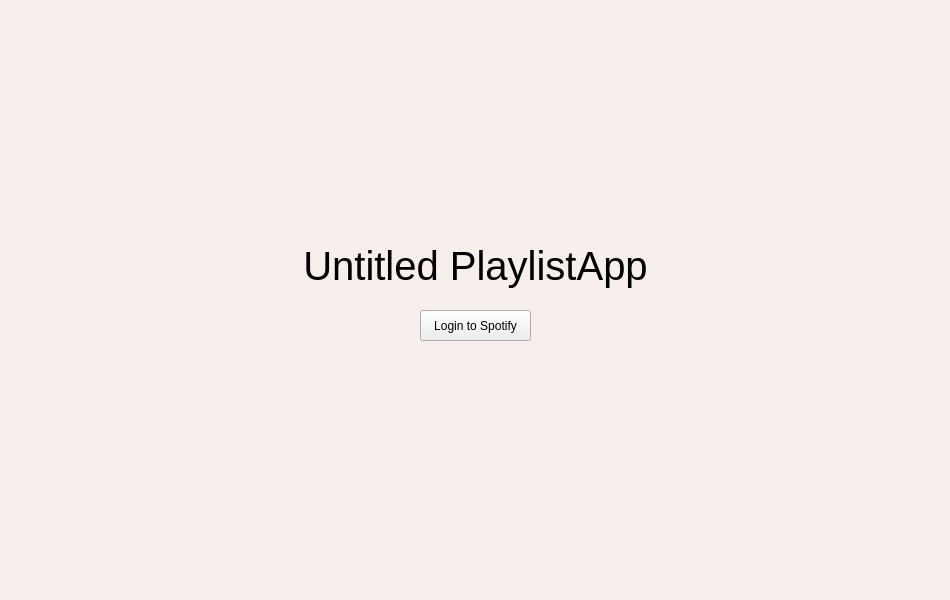
Old version of the form qt_widgets/LoginWindowV1.ui in the repository WelRow/playlistApp.
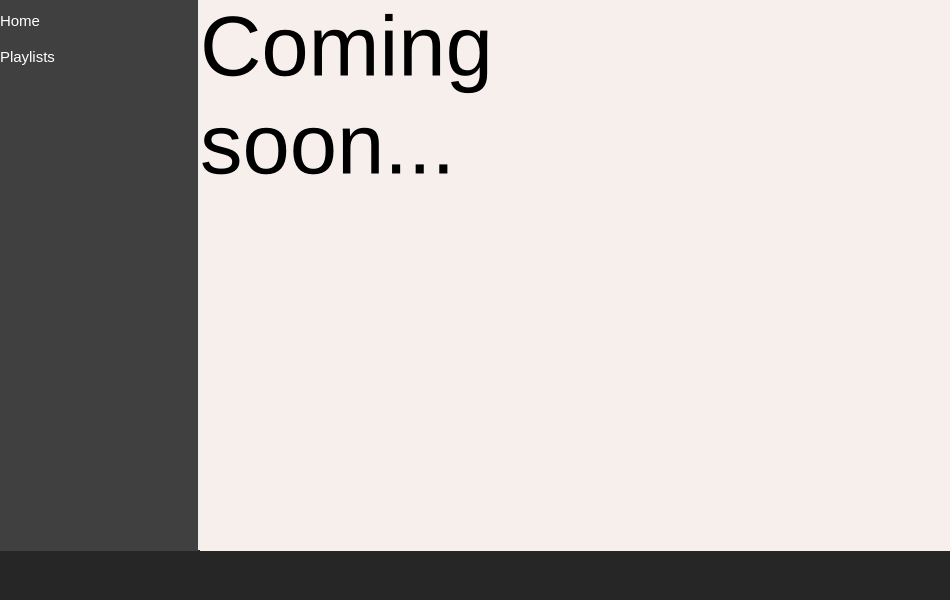
New version of the form. Icons and pictures are not drawn.

Commit message:
Added a new short base design
+ Login and user screen w/ 2 tabs (Playlist tab is in focus for now)

```diff
--- a/qt_widgets/LoginWindowV1.ui
+++ b/qt_widgets/LoginWindowV1.ui
@@ -39,7 +39,7 @@
      <string notr="true"/>
     </property>
     <property name="currentIndex">
-     <number>0</number>
+     <number>1</number>
     </property>
     <widget class="QWidget" name="page1">
      <widget class="QLabel" name="_background">
@@ -93,7 +93,180 @@
       </property>
      </widget>
     </widget>
-    <widget class="QWidget" name="page2"/>
+    <widget class="QWidget" name="pageDashboard">
+     <widget class="QLabel" name="_musicPLayerBackground">
+      <property name="geometry">
+       <rect>
+        <x>0</x>
+        <y>550</y>
+        <width>950</width>
+        <height>57</height>
+       </rect>
+      </property>
+      <property name="styleSheet">
+       <string notr="true">background-color: rgb(38, 38, 38);</string>
+      </property>
+      <property name="text">
+       <string/>
+      </property>
+     </widget>
+     <widget class="QLabel" name="_menuBackground">
+      <property name="geometry">
+       <rect>
+        <x>0</x>
+        <y>0</y>
+        <width>198</width>
+        <height>551</height>
+       </rect>
+      </property>
+      <property name="styleSheet">
+       <string notr="true">background-color: rgb(64, 64, 64);</string>
+      </property>
+      <property name="text">
+       <string/>
+      </property>
+     </widget>
+     <widget class="QStackedWidget" name="feedStackedWidget">
+      <property name="geometry">
+       <rect>
+        <x>200</x>
+        <y>0</y>
+        <width>751</width>
+        <height>551</height>
+       </rect>
+      </property>
+      <property name="font">
+       <font>
+        <family>Segoe UI</family>
+       </font>
+      </property>
+      <property name="styleSheet">
+       <string notr="true">background-color: rgb(246, 239, 235);</string>
+      </property>
+      <widget class="QWidget" name="_homePage">
+       <widget class="QLabel" name="_comingSoonLabel">
+        <property name="geometry">
+         <rect>
+          <x>0</x>
+          <y>-20</y>
+          <width>291</width>
+          <height>231</height>
+         </rect>
+        </property>
+        <property name="font">
+         <font>
+          <family>Segoe UI</family>
+          <pointsize>64</pointsize>
+         </font>
+        </property>
+        <property name="text">
+         <string>Coming
+soon...</string>
+        </property>
+        <property name="wordWrap">
+         <bool>false</bool>
+        </property>
+       </widget>
+      </widget>
+      <widget class="QWidget" name="_playlistPage">
+       <widget class="QLabel" name="_playlistLabel">
+        <property name="geometry">
+         <rect>
+          <x>0</x>
+          <y>-10</y>
+          <width>311</width>
+          <height>111</height>
+         </rect>
+        </property>
+        <property name="font">
+         <font>
+          <pointsize>64</pointsize>
+         </font>
+        </property>
+        <property name="text">
+         <string>Playlists</string>
+        </property>
+       </widget>
+      </widget>
+     </widget>
+     <widget class="QWidget" name="">
+      <property name="geometry">
+       <rect>
+        <x>0</x>
+        <y>0</y>
+        <width>102</width>
+        <height>78</height>
+       </rect>
+      </property>
+      <layout class="QVBoxLayout" name="verticalLayout">
+       <item>
+        <widget class="QPushButton" name="_homeButton">
+         <property name="font">
+          <font>
+           <pointsize>11</pointsize>
+          </font>
+         </property>
+         <property name="layoutDirection">
+          <enum>Qt::LeftToRight</enum>
+         </property>
+         <property name="styleSheet">
+          <string notr="true">text-align: left;
+border: none;
+background-color: transparent;
+background: none;
+padding: 0;
+margin: 0;
+color: white;</string>
+         </property>
+         <property name="text">
+          <string>Home</string>
+         </property>
+         <property name="icon">
+          <iconset resource="../resources/resourcefiles.qrc">
+           <normaloff>:/icons/homeicon.svg</normaloff>:/icons/homeicon.svg</iconset>
+         </property>
+         <property name="iconSize">
+          <size>
+           <width>26</width>
+           <height>26</height>
+          </size>
+         </property>
+        </widget>
+       </item>
+       <item>
+        <widget class="QPushButton" name="_playlistButton">
+         <property name="font">
+          <font>
+           <pointsize>11</pointsize>
+          </font>
+         </property>
+         <property name="styleSheet">
+          <string notr="true">text-align: left;
+border: none;
+background-color: transparent;
+background: none;
+padding: 0;
+margin: 0;
+color: white;</string>
+         </property>
+         <property name="text">
+          <string>Playlists</string>
+         </property>
+         <property name="icon">
+          <iconset resource="../resources/resourcefiles.qrc">
+           <normaloff>:/icons/playlisticon.svg</normaloff>:/icons/playlisticon.svg</iconset>
+         </property>
+         <property name="iconSize">
+          <size>
+           <width>26</width>
+           <height>26</height>
+          </size>
+         </property>
+        </widget>
+       </item>
+      </layout>
+     </widget>
+    </widget>
    </widget>
   </widget>
  </widget>
```
Left out of the diff: 8 changed lines with no effect on the pictures. The commit also changes 3 other files.
